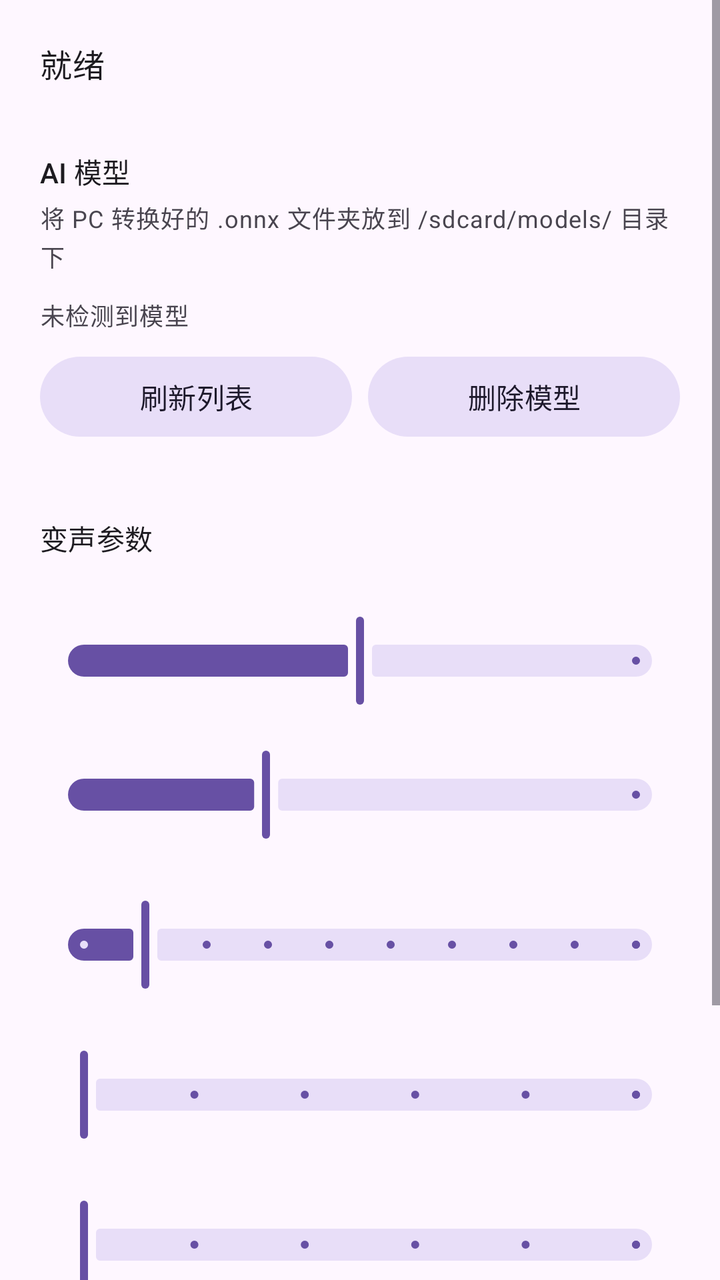
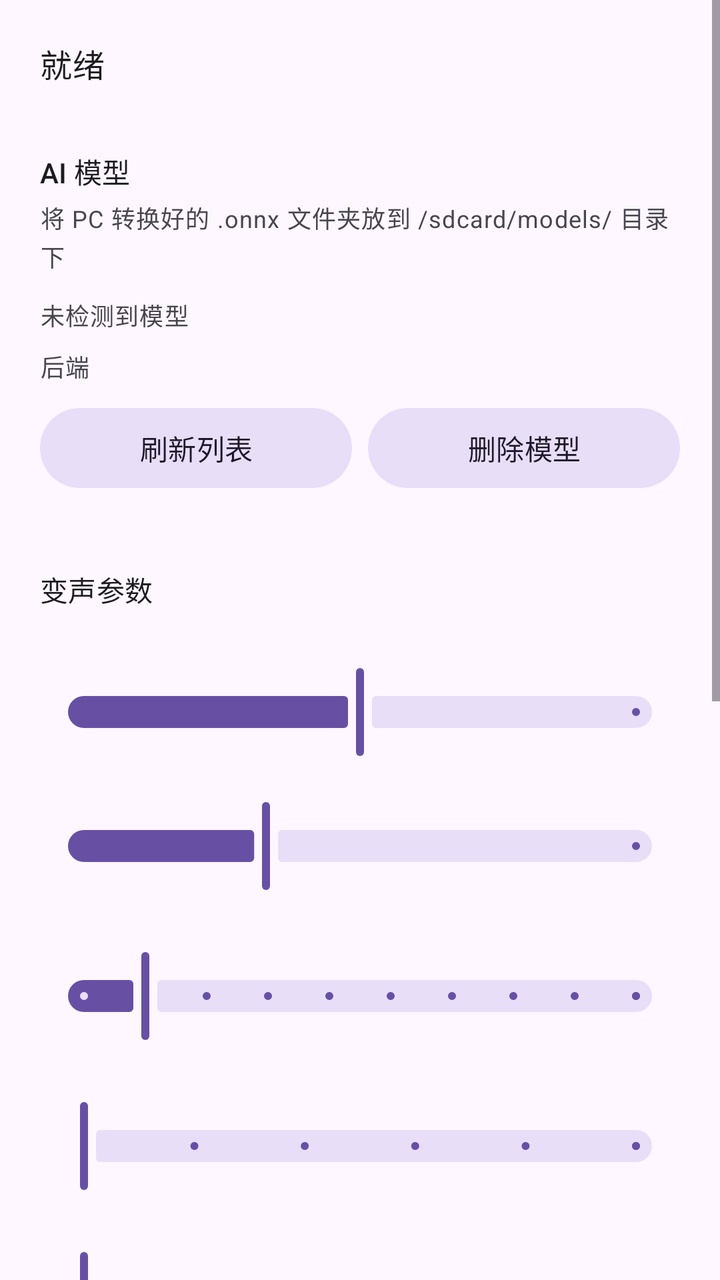

Two renders of the same Android screen: before a commit and after it. Below are the layout's source before the change and the commit's diff.
<!-- AndroidManifest.xml: application theme Theme.VoiceChanger -->
<!-- res/layout/activity_main.xml -->
<?xml version="1.0" encoding="utf-8"?>
<ScrollView xmlns:android="http://schemas.android.com/apk/res/android"
    xmlns:app="http://schemas.android.com/apk/res-auto"
    android:layout_width="match_parent"
    android:layout_height="match_parent"
    android:fillViewport="true">

    <LinearLayout
        android:layout_width="match_parent"
        android:layout_height="wrap_content"
        android:orientation="vertical"
        android:padding="20dp">

        
        <TextView
            android:id="@+id/tvStatus"
            android:layout_width="match_parent"
            android:layout_height="wrap_content"
            android:text="@string/status_idle"
            android:textAppearance="?attr/textAppearanceTitleMedium" />

        

        
        <LinearLayout
            android:id="@+id/aiPanel"
            android:layout_width="match_parent"
            android:layout_height="wrap_content"
            android:layout_marginTop="16dp"
            android:orientation="vertical">

            
            <TextView
                android:layout_width="match_parent"
                android:layout_height="wrap_content"
                android:layout_marginTop="16dp"
                android:text="@string/rvc_model_title"
                android:textAppearance="?attr/textAppearanceTitleSmall" />

            <TextView
                android:id="@+id/tvModelHelp"
                android:layout_width="match_parent"
                android:layout_height="wrap_content"
                android:layout_marginTop="4dp"
                android:text="@string/rvc_help"
                android:textAppearance="?attr/textAppearanceBodySmall"
                android:textColor="?attr/colorOnSurfaceVariant" />

            <com.google.android.material.chip.ChipGroup
                android:id="@+id/modelList"
                android:layout_width="match_parent"
                android:layout_height="wrap_content"
                android:layout_marginTop="8dp"
                app:selectionRequired="true"
                app:singleSelection="true" />

            
            <TextView
                android:id="@+id/tvModelStatus"
                android:layout_width="match_parent"
                android:layout_height="wrap_content"
                android:layout_marginTop="4dp"
                android:text="@string/rvc_no_model"
                android:textAppearance="?attr/textAppearanceBodySmall" />

            <LinearLayout
                android:layout_width="match_parent"
                android:layout_height="wrap_content"
                android:layout_marginTop="8dp"
                android:orientation="horizontal">

                <com.google.android.material.button.MaterialButton
                    android:id="@+id/btnRefreshModels"
                    style="@style/Widget.Material3.Button.TonalButton"
                    android:layout_width="0dp"
                    android:layout_height="wrap_content"
                    android:layout_weight="1"
                    android:text="@string/rvc_refresh" />

                <com.google.android.material.button.MaterialButton
                    android:id="@+id/btnDeleteModel"
                    style="@style/Widget.Material3.Button.TonalButton"
                    android:layout_width="0dp"
                    android:layout_height="wrap_content"
                    android:layout_marginStart="8dp"
                    android:layout_weight="1"
                    android:text="@string/rvc_delete" />
            </LinearLayout>

            <TextView
                android:id="@+id/tvBackend"
                android:layout_width="match_parent"
                android:layout_height="wrap_content"
                android:layout_marginTop="4dp"
                android:textAppearance="?attr/textAppearanceBodySmall"
                android:textColor="?attr/colorOnSurfaceVariant" />

            
            <TextView
                android:layout_width="match_parent"
                android:layout_height="wrap_content"
                android:layout_marginTop="16dp"
                android:text="@string/rvc_params"
                android:textAppearance="?attr/textAppearanceTitleSmall" />

            <TextView
                android:id="@+id/tvF0Key"
                android:layout_width="match_parent"
                android:layout_height="wrap_content"
                android:layout_marginTop="8dp" />

            <com.google.android.material.slider.Slider
                android:id="@+id/sliderF0Key"
                android:layout_width="match_parent"
                android:layout_height="wrap_content"
                android:value="0"
                android:valueFrom="-15"
                android:valueTo="15" />

            <TextView
                android:id="@+id/tvProtect"
                android:layout_width="match_parent"
                android:layout_height="wrap_content" />

            <com.google.android.material.slider.Slider
                android:id="@+id/sliderProtect"
                android:layout_width="match_parent"
                android:layout_height="wrap_content"
                android:value="0.33"
                android:valueFrom="0.0"
                android:valueTo="1.0" />

            <TextView
                android:id="@+id/tvLatency"
                android:layout_width="match_parent"
                android:layout_height="wrap_content"
                android:layout_marginTop="8dp" />

            <com.google.android.material.slider.Slider
                android:id="@+id/sliderLatency"
                android:layout_width="match_parent"
                android:layout_height="wrap_content"
                android:value="1"
                android:valueFrom="0.5"
                android:valueTo="5"
                android:stepSize="0.5" />

            <TextView
                android:id="@+id/tvNoise"
                android:layout_width="match_parent"
                android:layout_height="wrap_content"
                android:layout_marginTop="8dp" />

            <com.google.android.material.slider.Slider
                android:id="@+id/sliderNoise"
                android:layout_width="match_parent"
                android:layout_height="wrap_content"
                android:value="0"
                android:valueFrom="0"
                android:valueTo="5"
                android:stepSize="1" />

            <TextView
                android:id="@+id/tvEq"
                android:layout_width="match_parent"
                android:layout_height="wrap_content"
                android:layout_marginTop="8dp" />

            <com.google.android.material.slider.Slider
                android:id="@+id/sliderEq"
                android:layout_width="match_parent"
                android:layout_height="wrap_content"
                android:value="0"
                android:valueFrom="0"
                android:valueTo="5"
                android:stepSize="1" />

            <com.google.android.material.button.MaterialButton
                android:id="@+id/btnFloat"
                style="@style/Widget.Material3.Button.TonalButton"
                android:layout_width="match_parent"
                android:layout_height="wrap_content"
                android:layout_marginTop="12dp"
                android:text="启动悬浮麦克风" />

            <com.google.android.material.button.MaterialButton
                android:id="@+id/btnRvcRealtime"
                android:layout_width="match_parent"
                android:layout_height="wrap_content"
                android:layout_marginTop="16dp"
                android:enabled="false"
                android:text="@string/rvc_start" />

            <TextView
                android:id="@+id/tvRvcResult"
                android:layout_width="match_parent"
                android:layout_height="wrap_content"
                android:layout_marginTop="8dp"
                android:textAppearance="?attr/textAppearanceBodySmall"
                android:textIsSelectable="true" />
        </LinearLayout>

    </LinearLayout>
</ScrollView>
<!-- resources referenced by this layout -->
<resources>
  <string name="rvc_delete">删除模型</string>
  <string name="rvc_help">将 PC 转换好的 .onnx 文件夹放到 /sdcard/models/ 目录下</string>
  <string name="rvc_model_title">AI 模型</string>
  <string name="rvc_no_model">未检测到模型</string>
  <string name="rvc_params">变声参数</string>
  <string name="rvc_refresh">刷新列表</string>
  <string name="rvc_start">开始 AI 实时变声</string>
  <string name="status_idle">就绪</string>
  <style name="Theme.VoiceChanger" parent="Theme.Material3.DayNight.NoActionBar" />
</resources>

<!-- the commit's change to res/layout/activity_main.xml (unified diff, before → after) -->
@@ -67,6 +67,27 @@
                 android:layout_width="match_parent"
                 android:layout_height="wrap_content"
                 android:layout_marginTop="8dp"
+                android:orientation="horizontal"
+                android:gravity="center_vertical">
+
+                <TextView
+                    android:layout_width="wrap_content"
+                    android:layout_height="wrap_content"
+                    android:text="后端 "
+                    android:textAppearance="?attr/textAppearanceBodySmall" />
+
+                <com.google.android.material.chip.ChipGroup
+                    android:id="@+id/backendSwitch"
+                    android:layout_width="0dp"
+                    android:layout_height="wrap_content"
+                    android:layout_weight="1"
+                    app:singleSelection="true" />
+            </LinearLayout>
+
+            <LinearLayout
+                android:layout_width="match_parent"
+                android:layout_height="wrap_content"
+                android:layout_marginTop="8dp"
                 android:orientation="horizontal">
 
                 <com.google.android.material.button.MaterialButton
@@ -175,6 +196,86 @@
                 android:valueTo="5"
                 android:stepSize="1" />
 
+            <TextView
+                android:id="@+id/tvNoiseGate"
+                android:layout_width="match_parent"
+                android:layout_height="wrap_content"
+                android:layout_marginTop="8dp" />
+
+            <com.google.android.material.slider.Slider
+                android:id="@+id/sliderNoiseGate"
+                android:layout_width="match_parent"
+                android:layout_height="wrap_content"
+                android:value="0"
+                android:valueFrom="0"
+                android:valueTo="100"
+                android:stepSize="1" />
+
+            <LinearLayout
+                android:layout_width="match_parent"
+                android:layout_height="wrap_content"
+                android:layout_marginTop="8dp"
+                android:orientation="horizontal">
+
+                <TextView
+                    android:layout_width="0dp"
+                    android:layout_height="wrap_content"
+                    android:layout_weight="1"
+                    android:text="输出降噪" />
+
+                <androidx.appcompat.widget.SwitchCompat
+                    android:id="@+id/switchDenoise"
+                    android:layout_width="wrap_content"
+                    android:layout_height="wrap_content" />
+            </LinearLayout>
+
+            <LinearLayout
+                android:layout_width="match_parent"
+                android:layout_height="wrap_content"
+                android:orientation="horizontal">
+
+                <TextView
+                    android:layout_width="0dp"
+                    android:layout_height="wrap_content"
+                    android:layout_weight="1"
+                    android:text="音域滤波" />
+
+                <androidx.appcompat.widget.SwitchCompat
+                    android:id="@+id/switchVocalRange"
+                    android:layout_width="wrap_content"
+                    android:layout_height="wrap_content" />
+            </LinearLayout>
+
+            <TextView
+                android:id="@+id/tvIndexPath"
+                android:layout_width="match_parent"
+                android:layout_height="wrap_content"
+                android:layout_marginTop="8dp"
+                android:text="索引: 未选择"
+                android:textAppearance="?attr/textAppearanceBodySmall" />
+
+            <com.google.android.material.button.MaterialButton
+                android:id="@+id/btnSelectIndex"
+                style="@style/Widget.Material3.Button.TonalButton"
+                android:layout_width="match_parent"
+                android:layout_height="wrap_content"
+                android:text="选择索引文件" />
+
+            <TextView
+                android:id="@+id/tvIndexRate"
+                android:layout_width="match_parent"
+                android:layout_height="wrap_content"
+                android:layout_marginTop="8dp" />
+
+            <com.google.android.material.slider.Slider
+                android:id="@+id/sliderIndexRate"
+                android:layout_width="match_parent"
+                android:layout_height="wrap_content"
+                android:value="0"
+                android:valueFrom="0"
+                android:valueTo="1"
+                android:stepSize="0.01" />
+
             <com.google.android.material.button.MaterialButton
                 android:id="@+id/btnFloat"
                 style="@style/Widget.Material3.Button.TonalButton"
